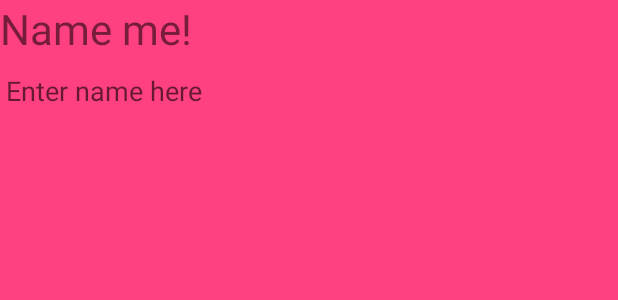
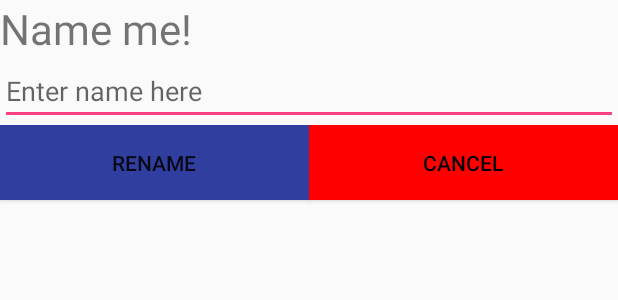
Before and after one commit to wesniem/NekoClone, an Android app: the layout activity_update_cat_name.xml on its own in the app's theme, with its tools: preview values and no code run, on a phone screen of 412 x 824 dp. Shown: the top 300 px of the screen. Run offline under Robolectric (Android 15) with nearby library versions, the phone set to English and light mode, and no system bars.

Commit message:
add name doesn't work

```diff
--- a/app/src/main/java/nyc/c4q/wesniemarcelin/nikoandroidclone/CatEditorFragment.java
+++ b/app/src/main/java/nyc/c4q/wesniemarcelin/nikoandroidclone/CatEditorFragment.java
@@ -1,21 +1,16 @@
 package nyc.c4q.wesniemarcelin.nikoandroidclone;
 
 import android.app.Fragment;
-import android.os.Bundle;
-import android.support.annotation.Nullable;
-import android.view.LayoutInflater;
-import android.view.View;
-import android.view.ViewGroup;
 
 /**
  * Created by shawnspeaks on 12/17/16.
  */
 
 public class CatEditorFragment extends Fragment {
-
-    @Nullable
-    @Override
-    public View onCreateView(LayoutInflater inflater, ViewGroup container, Bundle savedInstanceState) {
-        return inflater.inflate(R.layout.popup_fragment, container, false);
-    }
+//
+//    @Nullable
+//    @Override
+//    public View onCreateView(LayoutInflater inflater, ViewGroup container, Bundle savedInstanceState) {
+//        return inflater.inflate(R.layout.popup_fragment, container, false);
+//    }
 }
--- a/app/src/main/java/nyc/c4q/wesniemarcelin/nikoandroidclone/model/Cat.java
+++ b/app/src/main/java/nyc/c4q/wesniemarcelin/nikoandroidclone/model/Cat.java
@@ -1,5 +1,6 @@
 package nyc.c4q.wesniemarcelin.nikoandroidclone.model;
 
+import java.io.Serializable;
 import java.util.Calendar;
 
 import nl.qbusict.cupboard.annotation.Column;
@@ -8,7 +9,7 @@ import nl.qbusict.cupboard.annotation.Column;
  * Created by wesniemarcelin on 12/4/16.
  */
 
-public class Cat {
+public class Cat implements Serializable {
     // a POJO for cupboard must always contain a variable of type Long called _id.
     // this will serve as the index for the POJO within the SQLite table and will
     // auto-increment.
--- a/app/src/main/res/layout/popup_fragment.xml
+++ b/app/src/main/res/layout/activity_update_cat_name.xml
@@ -1,9 +1,12 @@
 <?xml version="1.0" encoding="utf-8"?>
-<RelativeLayout xmlns:android="http://schemas.android.com/apk/res/android"
+<LinearLayout xmlns:android="http://schemas.android.com/apk/res/android"
+    xmlns:tools="http://schemas.android.com/tools"
+    android:id="@+id/activity_update_cat_name"
     android:orientation="vertical"
     android:layout_width="match_parent"
     android:layout_height="match_parent"
-    android:background="@color/colorAccent">
+    tools:context="nyc.c4q.wesniemarcelin.nikoandroidclone.UpdateCatNameActivity">
+
 
     <TextView
         android:layout_width="match_parent"
@@ -12,7 +15,6 @@
         android:textSize="28sp"
         android:layout_gravity="center"
         android:id="@+id/tv_1"/>
-
 
     <EditText
         android:id="@+id/edit_txt"
@@ -26,7 +28,7 @@
     <LinearLayout
         android:layout_below="@id/edit_txt"
         android:layout_width="match_parent"
-        android:layout_height="0dp"
+        android:layout_height="100dp"
         android:weightSum="2">
 
         <Button
@@ -38,6 +40,7 @@
             android:background="@color/colorPrimaryDark"/>
 
         <Button
+            android:textColor="#000000"
             android:id="@+id/btn_cancel"
             android:text="cancel"
             android:layout_width="0dp"
@@ -48,5 +51,4 @@
 
 
 
-
-</RelativeLayout>
+</LinearLayout>
```
Also changed, not shown: app/src/main/AndroidManifest.xml (+4 -4 lines), app/src/main/java/nyc/c4q/wesniemarcelin/nikoandroidclone/RecyclerviewStuff/CatViewHolder.java (+10 -9 lines), app/src/main/java/nyc/c4q/wesniemarcelin/nikoandroidclone/UpdateCatNameActivity.java (added, +64 -0 lines). Lines whose indentation alone changed are shown as unchanged.
